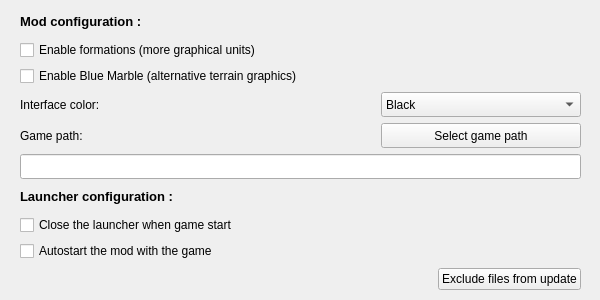
The window that checker/w_options.ui (dbkblk/rand_launcher) describes before a commit, drawn with Qt 5.
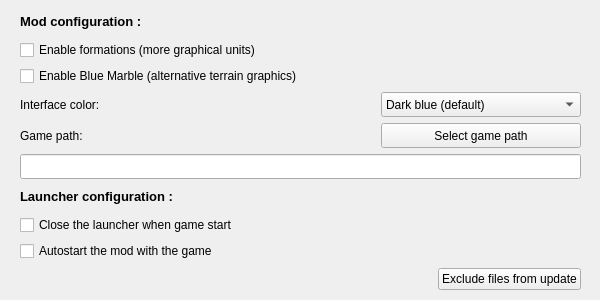
The same window after the commit.

Commit message: - Add possibility to use the default dark blue interface

```diff
--- a/checker/w_options.ui
+++ b/checker/w_options.ui
@@ -106,6 +106,11 @@
           <height>25</height>
          </size>
         </property>
+        <item>
+         <property name="text">
+          <string>Dark blue (default)</string>
+         </property>
+        </item>
         <item>
          <property name="text">
           <string>Black</string>
```
The commit also changes 3 other files.
